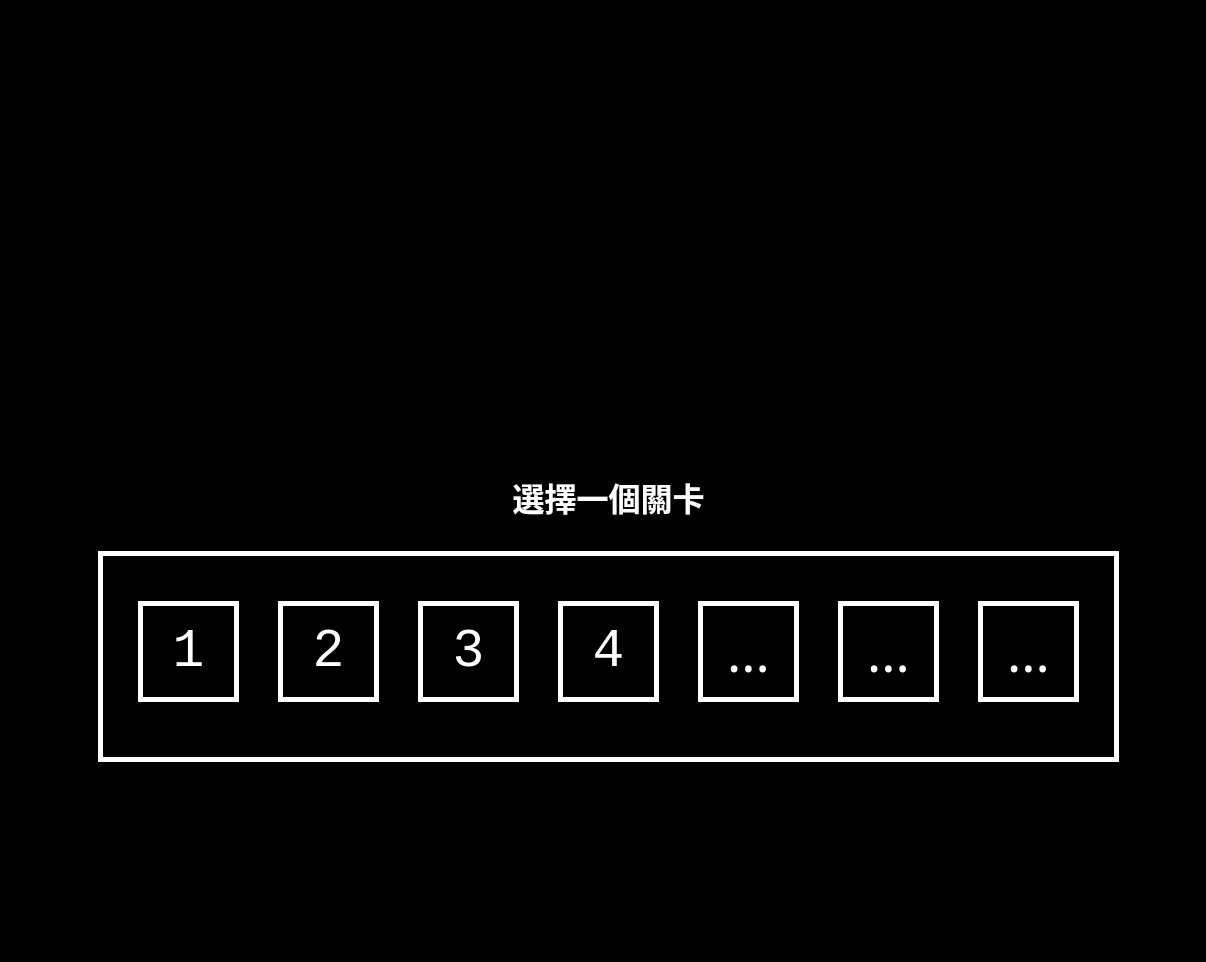
The window that mainwindow.ui (alvin5716/Shooting-Game-Space-Defender) describes before a commit, drawn with Qt 5.
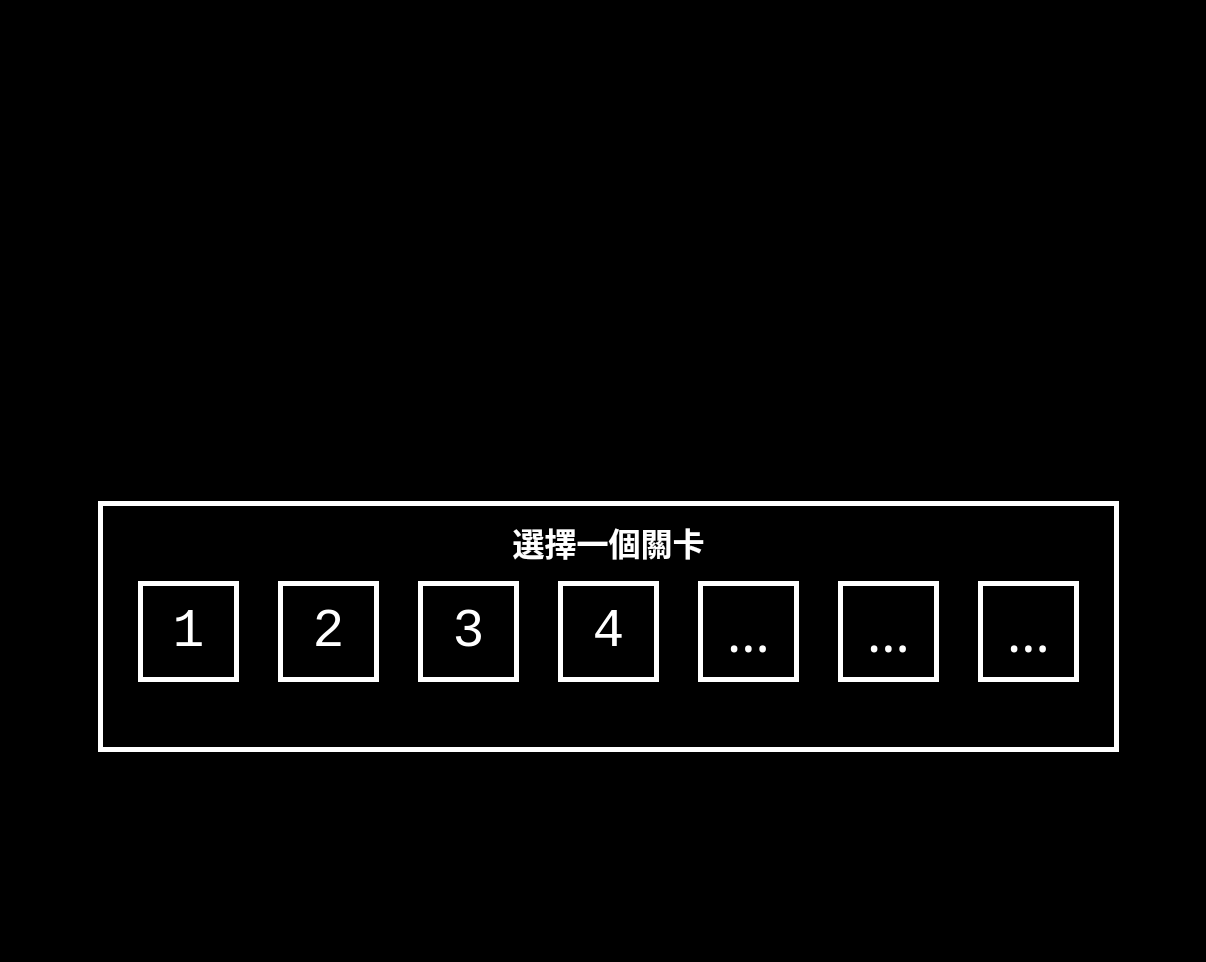
The same window after the commit. The open tabs and pages were chosen to show the change. Icons and pictures are not drawn. Custom widgets are drawn as their Qt base class.

Diff of the .ui file:
```diff
--- a/mainwindow.ui
+++ b/mainwindow.ui
@@ -1244,7 +1244,7 @@
 &lt;/style&gt;&lt;/head&gt;&lt;body style=&quot; font-family:'Abyssinica SIL'; font-size:12pt; font-weight:600; font-style:normal;&quot;&gt;
 &lt;p align=&quot;center&quot; style=&quot; margin-top:0px; margin-bottom:0px; margin-left:0px; margin-right:0px; -qt-block-indent:0; text-indent:0px;&quot;&gt;&lt;span style=&quot; font-family:'TW Cen MT'; font-size:56px; font-weight:400;&quot;&gt;LEVEL 4&lt;/span&gt;&lt;/p&gt;
 &lt;p align=&quot;center&quot; style=&quot; margin-top:0px; margin-bottom:0px; margin-left:0px; margin-right:0px; -qt-block-indent:0; text-indent:0px;&quot;&gt;&lt;span style=&quot; font-family:'微軟正黑體'; font-size:56px;&quot;&gt;智慧星&lt;/span&gt;&lt;/p&gt;
-&lt;p align=&quot;center&quot; style=&quot; margin-top:0px; margin-bottom:0px; margin-left:0px; margin-right:0px; -qt-block-indent:0; text-indent:0px;&quot;&gt;&lt;span style=&quot; font-family:'微軟正黑體'; font-size:32px;&quot;&gt;生物行為很複雜的星球&lt;/span&gt;&lt;/p&gt;&lt;/body&gt;&lt;/html&gt;</string>
+&lt;p align=&quot;center&quot; style=&quot; margin-top:0px; margin-bottom:0px; margin-left:0px; margin-right:0px; -qt-block-indent:0; text-indent:0px;&quot;&gt;&lt;span style=&quot; font-family:'微軟正黑體'; font-size:32px;&quot;&gt;生物行為較特別的星球&lt;/span&gt;&lt;/p&gt;&lt;/body&gt;&lt;/html&gt;</string>
           </property>
          </widget>
         </widget>
@@ -1277,9 +1277,9 @@
         <property name="geometry">
          <rect>
           <x>70</x>
-          <y>540</y>
+          <y>490</y>
           <width>1021</width>
-          <height>211</height>
+          <height>251</height>
          </rect>
         </property>
         <property name="styleSheet">
@@ -1310,7 +1310,7 @@
          <property name="geometry">
           <rect>
            <x>40</x>
-           <y>50</y>
+           <y>80</y>
            <width>101</width>
            <height>101</height>
           </rect>
@@ -1335,7 +1335,7 @@
          <property name="geometry">
           <rect>
            <x>180</x>
-           <y>50</y>
+           <y>80</y>
            <width>101</width>
            <height>101</height>
           </rect>
@@ -1360,7 +1360,7 @@
          <property name="geometry">
           <rect>
            <x>320</x>
-           <y>50</y>
+           <y>80</y>
            <width>101</width>
            <height>101</height>
           </rect>
@@ -1385,7 +1385,7 @@
          <property name="geometry">
           <rect>
            <x>600</x>
-           <y>50</y>
+           <y>80</y>
            <width>101</width>
            <height>101</height>
           </rect>
@@ -1407,7 +1407,7 @@
          <property name="geometry">
           <rect>
            <x>740</x>
-           <y>50</y>
+           <y>80</y>
            <width>101</width>
            <height>101</height>
           </rect>
@@ -1429,7 +1429,7 @@
          <property name="geometry">
           <rect>
            <x>880</x>
-           <y>50</y>
+           <y>80</y>
            <width>101</width>
            <height>101</height>
           </rect>
@@ -1451,7 +1451,7 @@
          <property name="geometry">
           <rect>
            <x>460</x>
-           <y>50</y>
+           <y>80</y>
            <width>101</width>
            <height>101</height>
           </rect>
@@ -1472,12 +1472,11 @@
           <string>4</string>
          </property>
         </widget>
-       </widget>
        <widget class="QLabel" name="label_2">
         <property name="geometry">
          <rect>
-          <x>410</x>
-          <y>440</y>
+           <x>340</x>
+           <y>-5</y>
           <width>341</width>
           <height>91</height>
          </rect>
@@ -1500,6 +1499,7 @@
         <property name="alignment">
          <set>Qt::AlignCenter</set>
         </property>
+        </widget>
        </widget>
       </widget>
      </widget>
```
Lines whose indentation alone changed are shown as unchanged.
